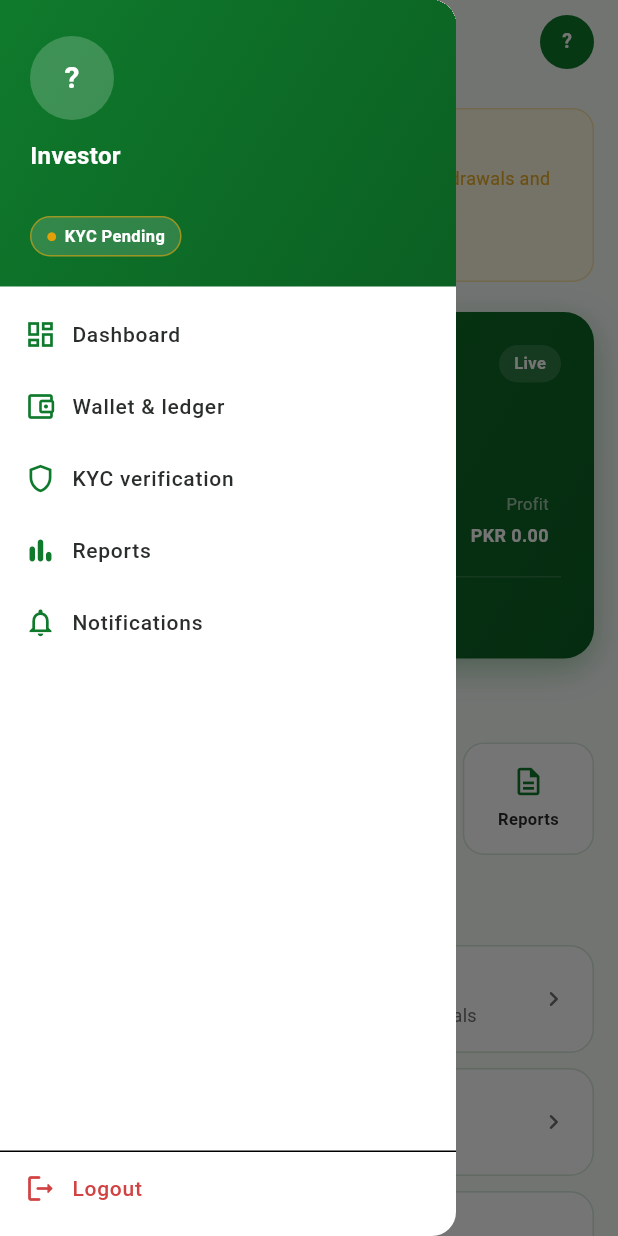
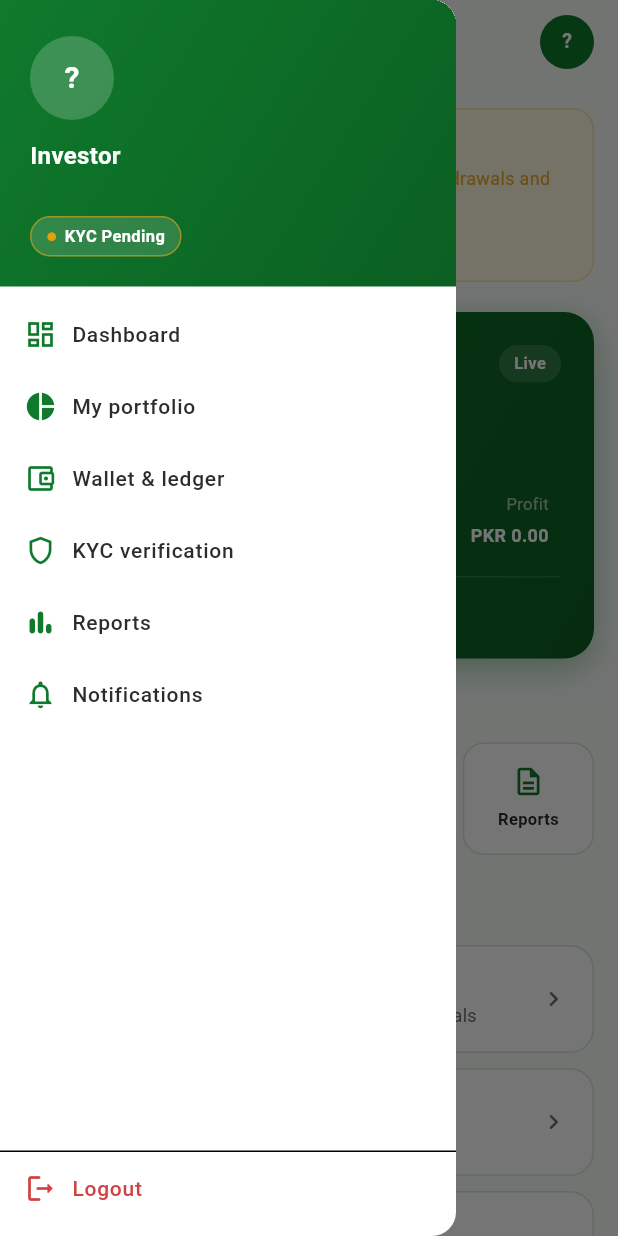
Before and after one commit to haadikhan/portfolio_app, a Flutter app: the _DashboardView screen opened directly with empty values, with the side drawer open, on a phone screen of 412 x 824 dp. Run offline on Flutter 3.47's test engine with Material 3 defaults, Android fonts, the light colour scheme and no system bars; our stand-ins replace cloud_firestore, cloud_functions, firebase_auth, firebase_core, firebase_storage, fl_chart and 4 more; accounts and stored records are empty.

Commit message:
portfolio screen added

```diff
--- a/lib/src/app/app.dart
+++ b/lib/src/app/app.dart
@@ -11,6 +11,7 @@ import "../features/admin/presentation/admin_dashboard_screen.dart";
 import "../features/auth/presentation/auth_screen.dart";
 import "../features/crm/presentation/crm_dashboard_screen.dart";
 import "../features/home/presentation/home_screen.dart";
+import "../features/investment/presentation/investment_portfolio_screen.dart";
 import "../features/investment/presentation/investor_dashboard_screen.dart";
 import "../features/kyc/presentation/kyc_screen.dart";
 import "../features/legal/presentation/legal_consent_screen.dart";
@@ -53,6 +54,13 @@ class WakalatInvestApp extends ConsumerWidget {
           path: "/investor",
           builder: (_, __) => const ConsentGateScreen(
             child: InvestorDashboardScreen(),
+          ),
+        ),
+        GoRoute(
+          path: "/portfolio",
+          builder: (_, __) => const KycApprovedGateScreen(
+            featureName: "portfolio",
+            child: InvestmentPortfolioScreen(),
           ),
         ),
         GoRoute(
--- a/lib/src/screens/user_home_screen.dart
+++ b/lib/src/screens/user_home_screen.dart
@@ -287,6 +287,14 @@ class _AppDrawer extends ConsumerWidget {
               label: "Dashboard",
               onTap: () {
                 Navigator.pop(context);
+              },
+            ),
+            _DrawerItem(
+              icon: Icons.pie_chart,
+              label: "My portfolio",
+              onTap: () {
+                Navigator.pop(context);
+                context.push("/portfolio");
               },
             ),
             _DrawerItem(
```
